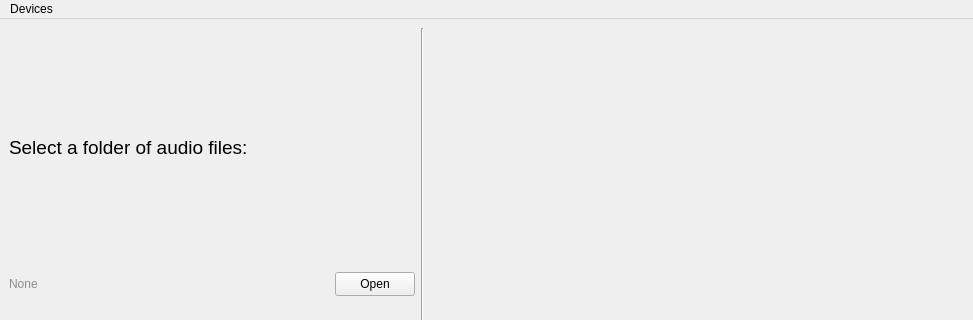
This is AudioSearchQT/audiorecorder.ui in interactiveaudiolab/SoundSeek as Qt 5 draws it before an edit; both pictures show x 0 to 973 and y 0 to 320 of the 973 by 690 pixel window. The edited form follows.
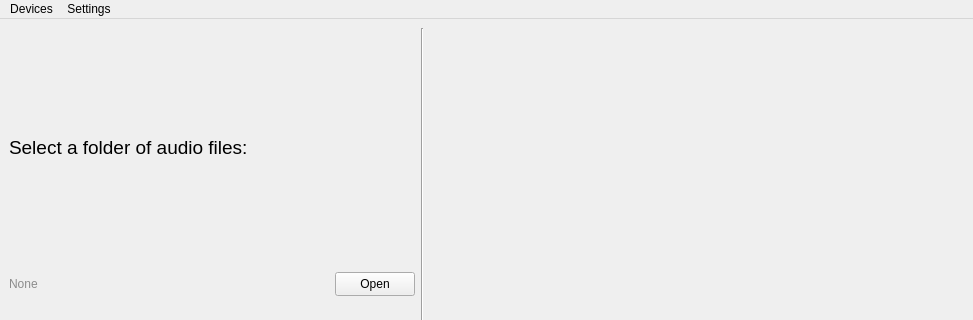
This is the edited form. Custom widgets are drawn as their Qt base class.

Diff of the .ui file:
```diff
--- a/AudioSearchQT/audiorecorder.ui
+++ b/AudioSearchQT/audiorecorder.ui
@@ -237,7 +237,14 @@
     </property>
     <addaction name="actionInput_Device"/>
    </widget>
+   <widget class="QMenu" name="menuSettings">
+    <property name="title">
+     <string>Settings</string>
+    </property>
+    <addaction name="actionUseLocalAlignment"/>
+   </widget>
    <addaction name="menuDevices"/>
+   <addaction name="menuSettings"/>
   </widget>
   <action name="actionInput_Device">
    <property name="text">
```
Left out of the diff: 24 changed lines with no effect on the pictures.
